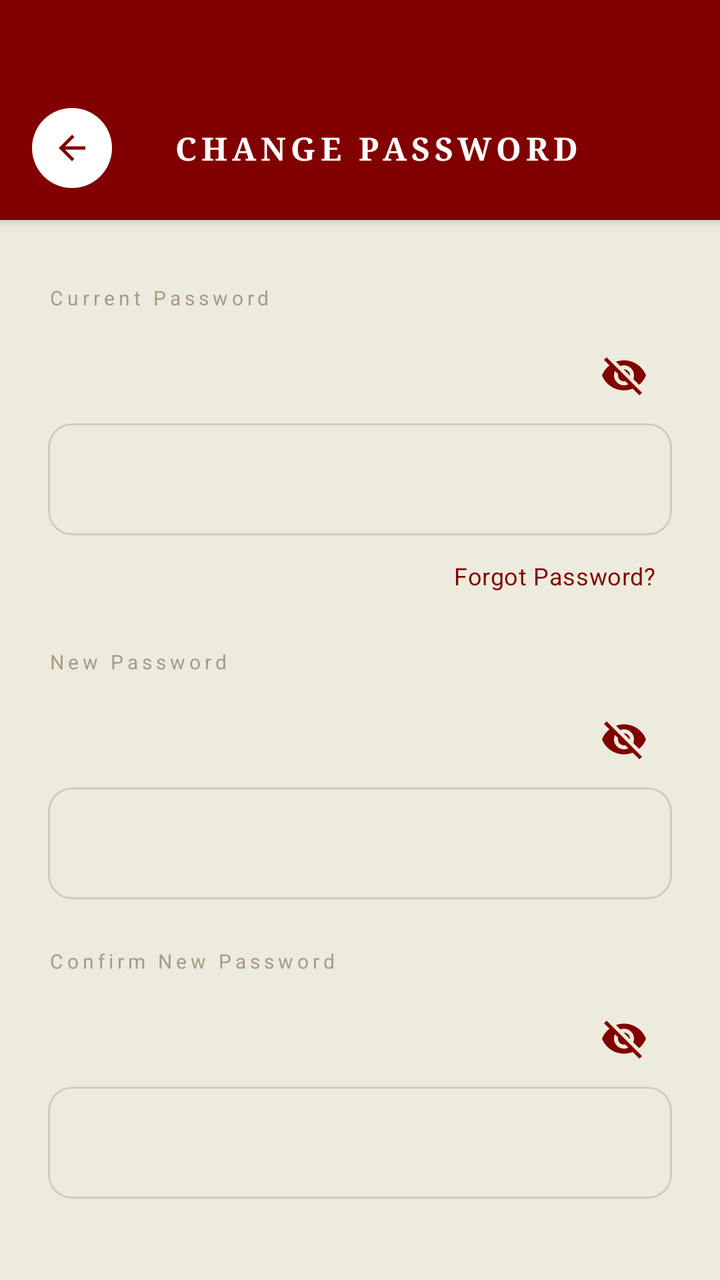
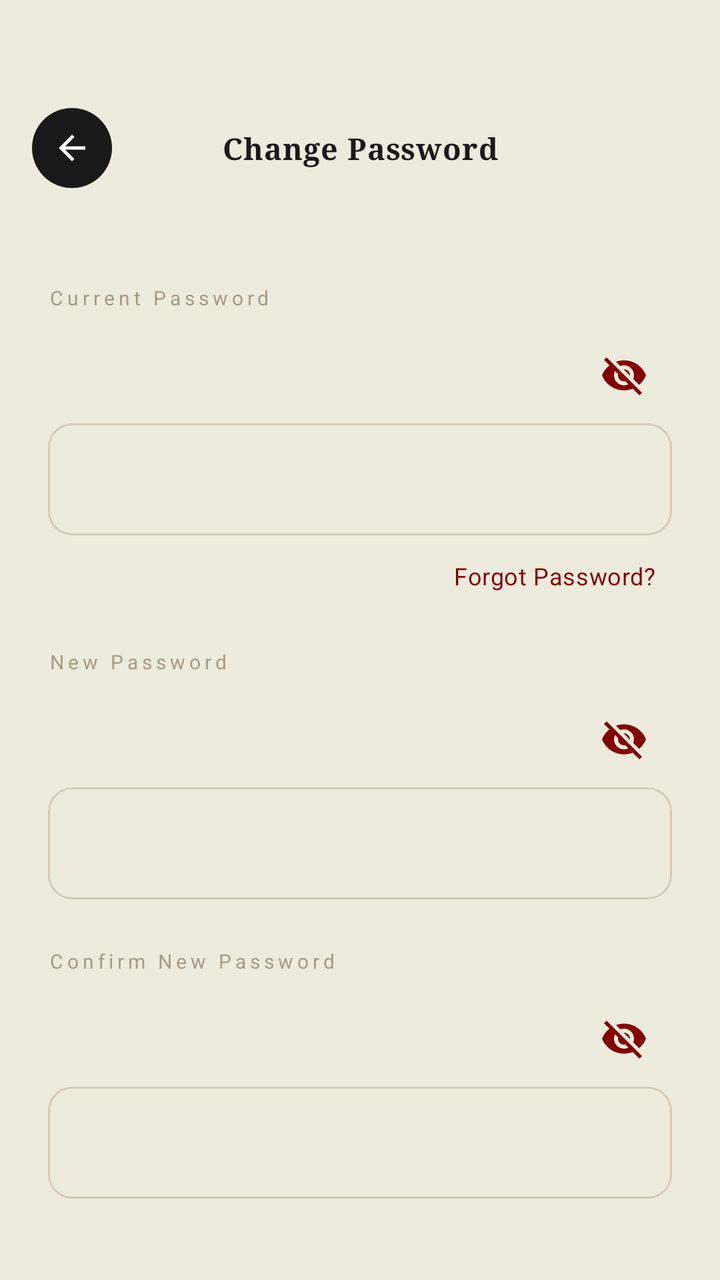

Screens rendered from an Android XML layout before and after an edit, with the pre-edit source and the edit as a unified diff.
<!-- AndroidManifest.xml: application theme Theme.Saive -->
<!-- res/layout/activity_change_password.xml -->
<?xml version="1.0" encoding="utf-8"?>
<androidx.constraintlayout.widget.ConstraintLayout xmlns:android="http://schemas.android.com/apk/res/android"
    xmlns:app="http://schemas.android.com/apk/res-auto"
    xmlns:tools="http://schemas.android.com/tools"
    android:id="@+id/main"
    android:layout_width="match_parent"
    android:layout_height="match_parent"
    android:background="@color/colorCotton"
    tools:context=".ui.ChangePasswordActivity">

    
    <com.google.android.material.card.MaterialCardView
        android:id="@+id/toolbar"
        android:layout_width="match_parent"
        android:layout_height="wrap_content"
        app:cardBackgroundColor="@color/colorMaroon"
        app:cardCornerRadius="0dp"
        app:cardElevation="4dp"
        app:strokeWidth="0dp"
        app:layout_constraintTop_toTopOf="parent">

        <androidx.constraintlayout.widget.ConstraintLayout
            android:layout_width="match_parent"
            android:layout_height="wrap_content"
            android:paddingHorizontal="16dp"
            android:paddingTop="54dp"
            android:paddingBottom="16dp">

            <ImageButton
                android:id="@+id/btnBack"
                android:layout_width="40dp"
                android:layout_height="40dp"
                android:background="@drawable/bg_circle_white"
                android:padding="10dp"
                android:scaleType="centerInside"
                android:src="@drawable/ic_back"
                app:layout_constraintBottom_toBottomOf="parent"
                app:layout_constraintStart_toStartOf="parent"
                app:layout_constraintTop_toTopOf="parent"
                app:tint="@color/colorMaroon"
                android:contentDescription="@string/nav_back" />

            <TextView
                android:layout_width="0dp"
                android:layout_height="wrap_content"
                android:layout_marginStart="16dp"
                android:fontFamily="serif"
                android:gravity="center"
                android:letterSpacing="0.15"
                android:text="@string/change_password_title"
                android:textAllCaps="true"
                android:textColor="@color/colorOnMaroon"
                android:textSize="16sp"
                android:textStyle="bold"
                app:layout_constraintBottom_toBottomOf="parent"
                app:layout_constraintEnd_toEndOf="parent"
                app:layout_constraintStart_toStartOf="parent"
                app:layout_constraintTop_toTopOf="parent" />

        </androidx.constraintlayout.widget.ConstraintLayout>
    </com.google.android.material.card.MaterialCardView>

    
    <androidx.core.widget.NestedScrollView
        android:layout_width="match_parent"
        android:layout_height="0dp"
        android:overScrollMode="never"
        android:fillViewport="true"
        app:layout_constraintTop_toBottomOf="@id/toolbar"
        app:layout_constraintBottom_toBottomOf="parent">

        <LinearLayout
            android:layout_width="match_parent"
            android:layout_height="wrap_content"
            android:orientation="vertical"
            android:paddingHorizontal="24dp"
            android:paddingTop="32dp"
            android:paddingBottom="48dp">

            
            <TextView
                android:layout_width="wrap_content"
                android:layout_height="wrap_content"
                android:text="@string/label_current_password"
                style="@style/TextAppearance.Saive.Nav"
                android:textColor="@color/colorSand"
                android:layout_marginBottom="8dp" />

            <com.google.android.material.textfield.TextInputLayout
                android:id="@+id/tilCurrentPassword"
                android:layout_width="match_parent"
                android:layout_height="wrap_content"
                app:boxBackgroundMode="none"
                app:passwordToggleEnabled="true"
                app:passwordToggleTint="@color/colorMaroon"
                app:hintEnabled="false"
                style="@style/Widget.MaterialComponents.TextInputLayout.OutlinedBox">

                <com.google.android.material.card.MaterialCardView
                    android:layout_width="match_parent"
                    android:layout_height="wrap_content"
                    app:cardCornerRadius="12dp"
                    app:cardElevation="0dp"
                    app:strokeWidth="1dp"
                    app:strokeColor="@color/colorLinen"
                    app:cardBackgroundColor="@android:color/transparent">

                    <com.google.android.material.textfield.TextInputEditText
                        android:id="@+id/etCurrentPassword"
                        android:layout_width="match_parent"
                        android:layout_height="56dp"
                        android:inputType="textPassword"
                        android:paddingHorizontal="16dp"
                        android:textColor="@color/colorNoirBlack"
                        android:textSize="14sp"
                        android:background="@null"
                        style="@style/TextAppearance.Saive.Light" />

                </com.google.android.material.card.MaterialCardView>

            </com.google.android.material.textfield.TextInputLayout>

            
            <TextView
                android:id="@+id/tvForgotPassword"
                android:layout_width="wrap_content"
                android:layout_height="wrap_content"
                android:layout_gravity="end"
                android:layout_marginTop="8dp"
                android:layout_marginEnd="4dp"
                android:text="@string/link_forgot_password"
                android:textColor="@color/colorMaroon"
                android:textSize="12sp"
                android:clickable="true"
                android:focusable="true"
                android:padding="4dp"
                style="@style/TextAppearance.Saive.Light" />

            
            <TextView
                android:layout_width="wrap_content"
                android:layout_height="wrap_content"
                android:layout_marginTop="24dp"
                android:text="@string/label_new_password"
                style="@style/TextAppearance.Saive.Nav"
                android:textColor="@color/colorSand"
                android:layout_marginBottom="8dp" />

            <com.google.android.material.textfield.TextInputLayout
                android:id="@+id/tilNewPassword"
                android:layout_width="match_parent"
                android:layout_height="wrap_content"
                app:boxBackgroundMode="none"
                app:passwordToggleEnabled="true"
                app:passwordToggleTint="@color/colorMaroon"
                app:hintEnabled="false"
                style="@style/Widget.MaterialComponents.TextInputLayout.OutlinedBox">

                <com.google.android.material.card.MaterialCardView
                    android:layout_width="match_parent"
                    android:layout_height="wrap_content"
                    app:cardCornerRadius="12dp"
                    app:cardElevation="0dp"
                    app:strokeWidth="1dp"
                    app:strokeColor="@color/colorLinen"
                    app:cardBackgroundColor="@android:color/transparent">

                    <com.google.android.material.textfield.TextInputEditText
                        android:id="@+id/etNewPassword"
                        android:layout_width="match_parent"
                        android:layout_height="56dp"
                        android:inputType="textPassword"
                        android:paddingHorizontal="16dp"
                        android:textColor="@color/colorNoirBlack"
                        android:textSize="14sp"
                        android:background="@null"
                        style="@style/TextAppearance.Saive.Light" />

                </com.google.android.material.card.MaterialCardView>

            </com.google.android.material.textfield.TextInputLayout>

            
            <TextView
                android:layout_width="wrap_content"
                android:layout_height="wrap_content"
                android:layout_marginTop="24dp"
                android:text="@string/label_confirm_new_password"
                style="@style/TextAppearance.Saive.Nav"
                android:textColor="@color/colorSand"
                android:layout_marginBottom="8dp" />

            <com.google.android.material.textfield.TextInputLayout
                android:id="@+id/tilConfirmPassword"
                android:layout_width="match_parent"
                android:layout_height="wrap_content"
                app:boxBackgroundMode="none"
                app:passwordToggleEnabled="true"
                app:passwordToggleTint="@color/colorMaroon"
                app:hintEnabled="false"
                style="@style/Widget.MaterialComponents.TextInputLayout.OutlinedBox">

                <com.google.android.material.card.MaterialCardView
                    android:layout_width="match_parent"
                    android:layout_height="wrap_content"
                    app:cardCornerRadius="12dp"
                    app:cardElevation="0dp"
                    app:strokeWidth="1dp"
                    app:strokeColor="@color/colorLinen"
                    app:cardBackgroundColor="@android:color/transparent">

                    <com.google.android.material.textfield.TextInputEditText
                        android:id="@+id/etConfirmPassword"
                        android:layout_width="match_parent"
                        android:layout_height="56dp"
                        android:inputType="textPassword"
                        android:paddingHorizontal="16dp"
                        android:textColor="@color/colorNoirBlack"
                        android:textSize="14sp"
                        android:background="@null"
                        style="@style/TextAppearance.Saive.Light" />

                </com.google.android.material.card.MaterialCardView>

            </com.google.android.material.textfield.TextInputLayout>

            
            <com.google.android.material.button.MaterialButton
                android:id="@+id/btnChangePassword"
                android:layout_width="match_parent"
                android:layout_height="56dp"
                android:layout_marginTop="48dp"
                android:text="@string/btn_change_password"
                android:textColor="@color/colorAlwaysWhite"
                android:textSize="14sp"
                android:letterSpacing="0.1"
                style="@style/TextAppearance.Saive.Nav"
                app:cornerRadius="12dp"
                app:backgroundTint="@color/colorMaroon"
                app:elevation="4dp" />

        </LinearLayout>

    </androidx.core.widget.NestedScrollView>

</androidx.constraintlayout.widget.ConstraintLayout>
<!-- resources referenced by this layout -->
<resources>
  <color name="colorAlwaysWhite">#FFFFFF</color>
  <color name="colorCotton">#EDEBDD</color>
  <color name="colorLinen">#D4C9B8</color>
  <color name="colorMaroon">#810100</color>
  <color name="colorNoirBlack">#1A1A1A</color>
  <color name="colorOnMaroon">#FFFFFF</color>
  <color name="colorSand">#A89B85</color>
  <!-- drawable bg_circle_white (drawable) -->
  <?xml version="1.0" encoding="utf-8"?>
  <shape xmlns:android="http://schemas.android.com/apk/res/android">
      <solid android:color="@color/white" />
      <corners android:radius="1000dp" />
  </shape>
  <!-- drawable ic_back (drawable) -->
  <vector xmlns:android="http://schemas.android.com/apk/res/android"
      android:width="24dp"
      android:height="24dp"
      android:viewportWidth="24"
      android:viewportHeight="24">
      <path
          android:fillColor="#000000"
          android:pathData="M20,11H7.83l5.59,-5.59L12,4l-8,8l8,8l1.41,-1.41L7.83,13H20V11Z" />
  </vector>
  <string name="btn_change_password">Change Password</string>
  <string name="change_password_title">Change Password</string>
  <string name="label_confirm_new_password">Confirm New Password</string>
  <string name="label_current_password">Current Password</string>
  <string name="label_new_password">New Password</string>
  <string name="link_forgot_password">Forgot Password?</string>
  <string name="nav_back">Back</string>
  <style name="TextAppearance.Saive.Light" parent="TextAppearance.MaterialComponents.Body2">
          <item name="android:fontFamily">sans-serif-light</item>
      </style>
  <style name="TextAppearance.Saive.Nav" parent="TextAppearance.Saive.Light">
          <item name="android:textSize">@dimen/text_size_tiny</item>
          <item name="android:letterSpacing">0.2</item>
      </style>
  <style name="Theme.Saive" parent="Base.Theme.Saive" />
  <color name="white">#FFFFFFFF</color>
  <dimen name="text_size_tiny">10sp</dimen>
  <style name="TextAppearance.Saive.Header" parent="TextAppearance.MaterialComponents.Headline3">
          <item name="android:fontFamily">serif</item>
          <item name="android:textStyle">italic</item>
          <item name="android:textSize">@dimen/text_size_h1</item>
          <item name="android:textColor">@color/colorNoirBlack</item>
          <item name="android:letterSpacing">0.02</item>
      </style>
  <style name="TextAppearance.Saive.SectionHeader" parent="TextAppearance.Saive.Header">
          <item name="android:textSize">@dimen/text_size_h3</item>
          <item name="android:textStyle">normal</item>
          <item name="android:textAllCaps">false</item>
      </style>
  <style name="TextAppearance.Saive.Thin" parent="TextAppearance.MaterialComponents.Body1">
          <item name="android:fontFamily">sans-serif-light</item>
          <item name="android:letterSpacing">0.05</item>
      </style>
  <style name="TextAppearance.Saive.Label" parent="TextAppearance.Saive.Thin">
          <item name="android:fontFamily">sans-serif-medium</item>
          <item name="android:textSize">@dimen/text_size_tiny</item>
          <item name="android:textColor">@color/colorNoirBlack</item>
          <item name="android:textAllCaps">true</item>
          <item name="android:letterSpacing">0.15</item>
      </style>
  <dimen name="text_size_h1">28sp</dimen>
  <dimen name="text_size_h3">20sp</dimen>
  <!-- unchanged entries left out for length: 1 -->
</resources>

<!-- the commit's change to res/layout/activity_change_password.xml (unified diff, before → after) -->
@@ -13,9 +13,9 @@
         android:id="@+id/toolbar"
         android:layout_width="match_parent"
         android:layout_height="wrap_content"
-        app:cardBackgroundColor="@color/colorMaroon"
+        app:cardBackgroundColor="@color/colorCotton"
         app:cardCornerRadius="0dp"
-        app:cardElevation="4dp"
+        app:cardElevation="0dp"
         app:strokeWidth="0dp"
         app:layout_constraintTop_toTopOf="parent">
 
@@ -30,27 +30,27 @@
                 android:id="@+id/btnBack"
                 android:layout_width="40dp"
                 android:layout_height="40dp"
-                android:background="@drawable/bg_circle_white"
+                android:background="@drawable/bg_circle_black"
                 android:padding="10dp"
                 android:scaleType="centerInside"
                 android:src="@drawable/ic_back"
                 app:layout_constraintBottom_toBottomOf="parent"
                 app:layout_constraintStart_toStartOf="parent"
                 app:layout_constraintTop_toTopOf="parent"
-                app:tint="@color/colorMaroon"
+                app:tint="@color/white"
                 android:contentDescription="@string/nav_back" />
 
             <TextView
                 android:layout_width="0dp"
                 android:layout_height="wrap_content"
-                android:layout_marginStart="16dp"
+                android:layout_marginHorizontal="56dp"
                 android:fontFamily="serif"
                 android:gravity="center"
-                android:letterSpacing="0.15"
+                android:letterSpacing="0.02"
                 android:text="@string/change_password_title"
-                android:textAllCaps="true"
-                android:textColor="@color/colorOnMaroon"
-                android:textSize="16sp"
+                android:textAllCaps="false"
+                android:textColor="@color/colorNoirBlack"
+                android:textSize="15sp"
                 android:textStyle="bold"
                 app:layout_constraintBottom_toBottomOf="parent"
                 app:layout_constraintEnd_toEndOf="parent"
<!-- resource entries referenced after the edit -->
@@ -5,14 +5,7 @@
   <color name="colorLinen">#D4C9B8</color>
   <color name="colorMaroon">#810100</color>
   <color name="colorNoirBlack">#1A1A1A</color>
-  <color name="colorOnMaroon">#FFFFFF</color>
   <color name="colorSand">#A89B85</color>
-  <!-- drawable bg_circle_white (drawable) -->
-  <?xml version="1.0" encoding="utf-8"?>
-  <shape xmlns:android="http://schemas.android.com/apk/res/android">
-      <solid android:color="@color/white" />
-      <corners android:radius="1000dp" />
-  </shape>
   <!-- drawable ic_back (drawable) -->
   <vector xmlns:android="http://schemas.android.com/apk/res/android"
       android:width="24dp"
@@ -39,6 +32,13 @@
       </style>
   <style name="Theme.Saive" parent="Base.Theme.Saive" />
   <color name="white">#FFFFFFFF</color>
+  <!-- drawable bg_circle_black (drawable) -->
+  <?xml version="1.0" encoding="utf-8"?>
+  <shape xmlns:android="http://schemas.android.com/apk/res/android"
+      android:shape="oval">
+      <solid android:color="@color/colorNoirBlack" />
+      <size android:width="12dp" android:height="12dp" />
+  </shape>
   <dimen name="text_size_tiny">10sp</dimen>
   <style name="TextAppearance.Saive.Header" parent="TextAppearance.MaterialComponents.Headline3">
           <item name="android:fontFamily">serif</item>
